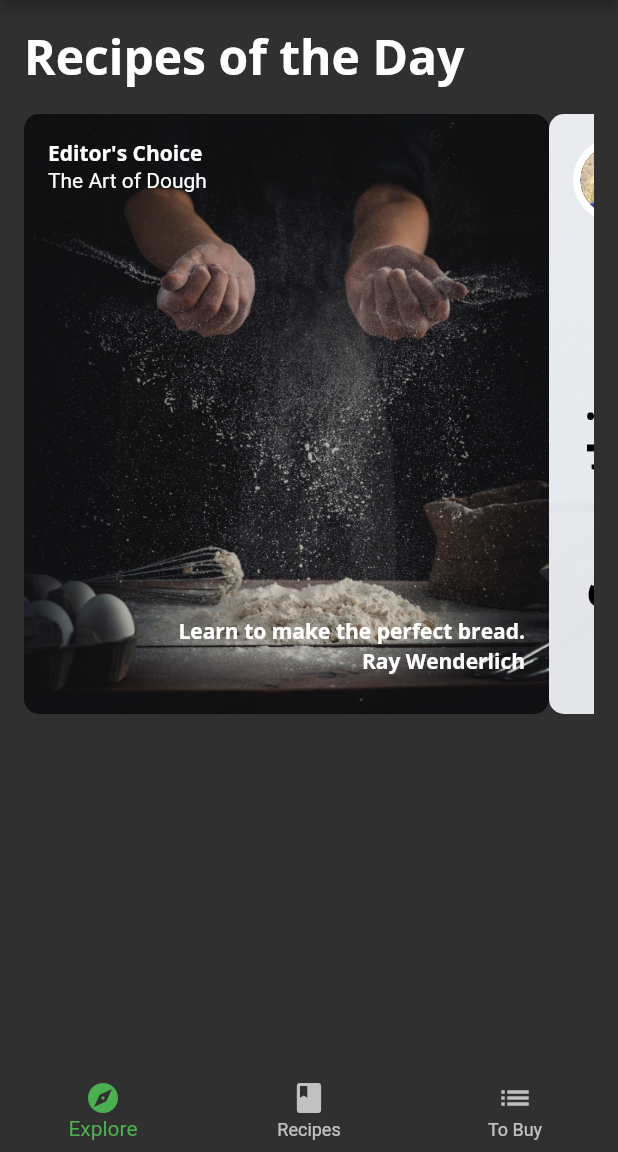
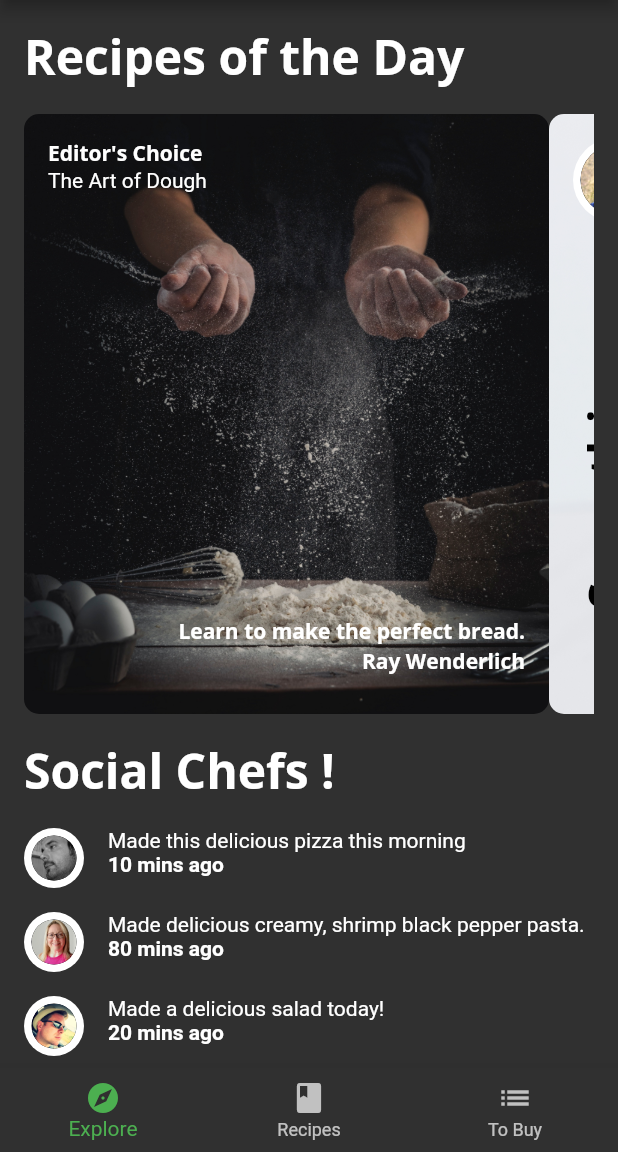
Before and after one commit to quo-vs/food_app, a Flutter app: the screen it shows after launch, on a phone screen of 412 x 824 dp, the part 84-1236 px from its top. Run offline on Flutter 3.47's test engine with Material 2 defaults, Android fonts, the phone set to English and light mode, and no system bars; our stand-ins replace google_fonts.

Commit message:
Added friends commets list view

```diff
--- a/lib/components/components.dart
+++ b/lib/components/components.dart
@@ -4,3 +4,5 @@ export 'card2.dart';
 export 'card3.dart';
 export 'circle_image.dart';
 export 'today_recipe_list_view.dart';
+export 'friend_post_tile.dart';
+export 'friend_post_list_view.dart';
--- /dev/null
+++ b/lib/components/friend_post_list_view.dart
@@ -0,0 +1,51 @@
+import 'package:flutter/material.dart';
+import 'package:fooderlich/components/components.dart';
+import 'package:fooderlich/models/models.dart';
+
+class FriendPostListView extends StatelessWidget {
+  final List<Post> friendPosts;
+
+  const FriendPostListView({Key? key, required this.friendPosts})
+      : super(key: key);
+
+  @override
+  Widget build(BuildContext context) {
+    return Padding(
+      padding: const EdgeInsets.only(
+        left: 16,
+        right: 16,
+        top: 0,
+      ),
+      child: Column(
+        crossAxisAlignment: CrossAxisAlignment.start,
+        children: [
+          Text(
+            'Social Chefs ! ',
+            style: Theme.of(context).textTheme.headline1,
+          ),
+          const SizedBox(
+            height: 16,
+          ),
+          ListView.separated(
+              primary: false,
+              physics: const NeverScrollableScrollPhysics(),
+              shrinkWrap: true,
+              scrollDirection: Axis.vertical,
+              itemBuilder: (context, index) {
+                final post = friendPosts[index];
+                return FriendPostTile(post: post);
+              },
+              separatorBuilder: (context, index) {
+                return const SizedBox(
+                  height: 16,
+                );
+              },
+              itemCount: friendPosts.length),
+          const SizedBox(
+            height: 16,
+          )
+        ],
+      ),
+    );
+  }
+}
--- /dev/null
+++ b/lib/components/friend_post_tile.dart
@@ -0,0 +1,38 @@
+import 'package:flutter/material.dart';
+import 'package:fooderlich/components/circle_image.dart';
+import 'package:fooderlich/models/models.dart';
+
+class FriendPostTile extends StatelessWidget {
+  final Post post;
+
+  const FriendPostTile({Key? key, required this.post}) : super(key: key);
+
+  @override
+  Widget build(BuildContext context) {
+    return Row(
+      crossAxisAlignment: CrossAxisAlignment.start,
+      mainAxisAlignment: MainAxisAlignment.start,
+      children: [
+        CircleImage(
+          imageProvider: AssetImage(post.profileImageUrl),
+          imageRadius: 20,
+        ),
+        const SizedBox(
+          width: 16,
+        ),
+        Expanded(
+          child: Column(
+            crossAxisAlignment: CrossAxisAlignment.start,
+            children: [
+              Text(post.comment),
+              Text(
+                '${post.timestamp} mins ago',
+                style: const TextStyle(fontWeight: FontWeight.w700),
+              ),
+            ],
+          ),
+        )
+      ],
+    );
+  }
+}
--- a/lib/screens/explore_screen.dart
+++ b/lib/screens/explore_screen.dart
@@ -6,7 +6,7 @@ import 'package:fooderlich/models/models.dart';
 class ExploreScreen extends StatelessWidget {
   final mockService = MockFoodService();
 
-  ExploreScreen({ Key? key }) : super(key: key);
+  ExploreScreen({Key? key}) : super(key: key);
 
   @override
   Widget build(BuildContext context) {
@@ -14,12 +14,15 @@ class ExploreScreen extends StatelessWidget {
       future: mockService.getExploreData(),
       builder: (context, AsyncSnapshot<ExploreData> snapshot) {
         if (snapshot.connectionState == ConnectionState.done) {
-          final recipes = snapshot.data?.todayRecipes ?? [];
-
-          return Center(
-            child: Container(
-              child: TodayRecipeListView(recipes: recipes,)
-            ),
+          return ListView(
+            scrollDirection: Axis.vertical,
+            children: [
+              TodayRecipeListView(recipes: snapshot.data?.todayRecipes ?? []),
+              const SizedBox(
+                height: 16,
+              ),
+              FriendPostListView(friendPosts: snapshot.data?.friendPosts ?? [])
+            ],
           );
         } else {
           return const Center(
```
